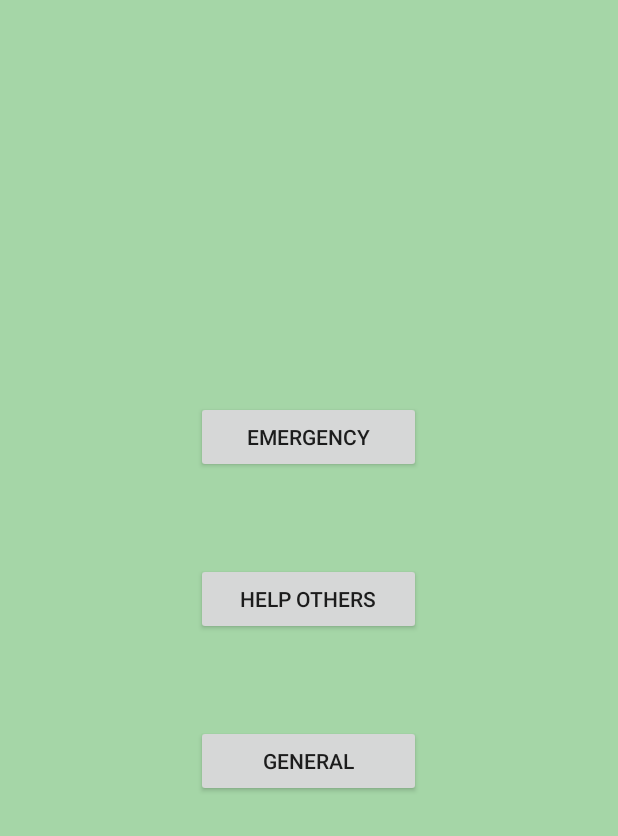
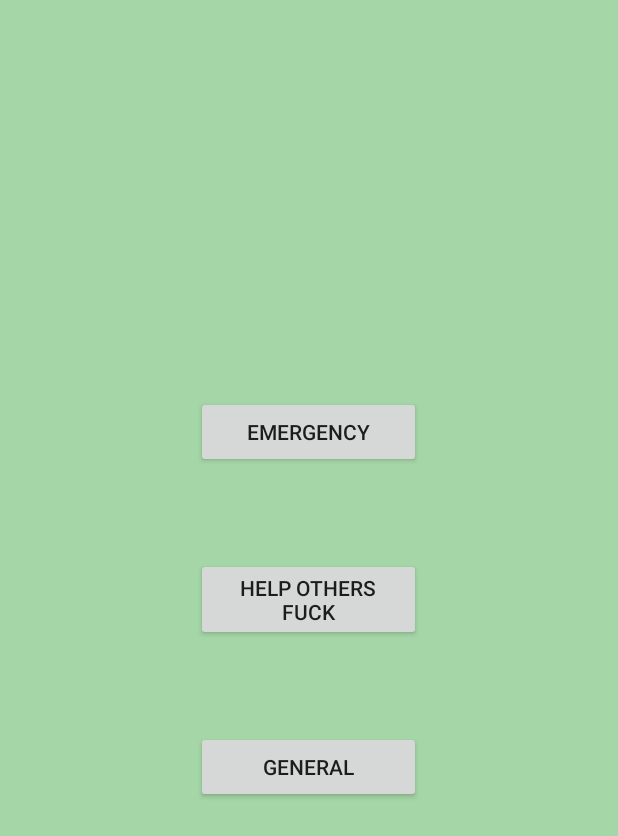
Before and after one commit to anshul-shaive/Helpnet, an Android app: the screen it shows after launch (MainActivity), on a phone screen of 412 x 824 dp. Shown: the top 836 px of the screen. Run offline under Robolectric (Android 15) with nearby library versions, the phone set to English and light mode, and no system bars.

Commit message:
Update activity_main.xml

```diff
--- a/madad_pro/app/src/main/res/layout/activity_main.xml
+++ b/madad_pro/app/src/main/res/layout/activity_main.xml
@@ -39,7 +39,7 @@
             android:layout_gravity="center"
             android:layout_margin="30dp"
             android:onClick="helpOthers"
-            android:text="Help Others" />
+            android:text="Help Others fuck" />
 
         <Button
             android:id="@+id/button9"
```
